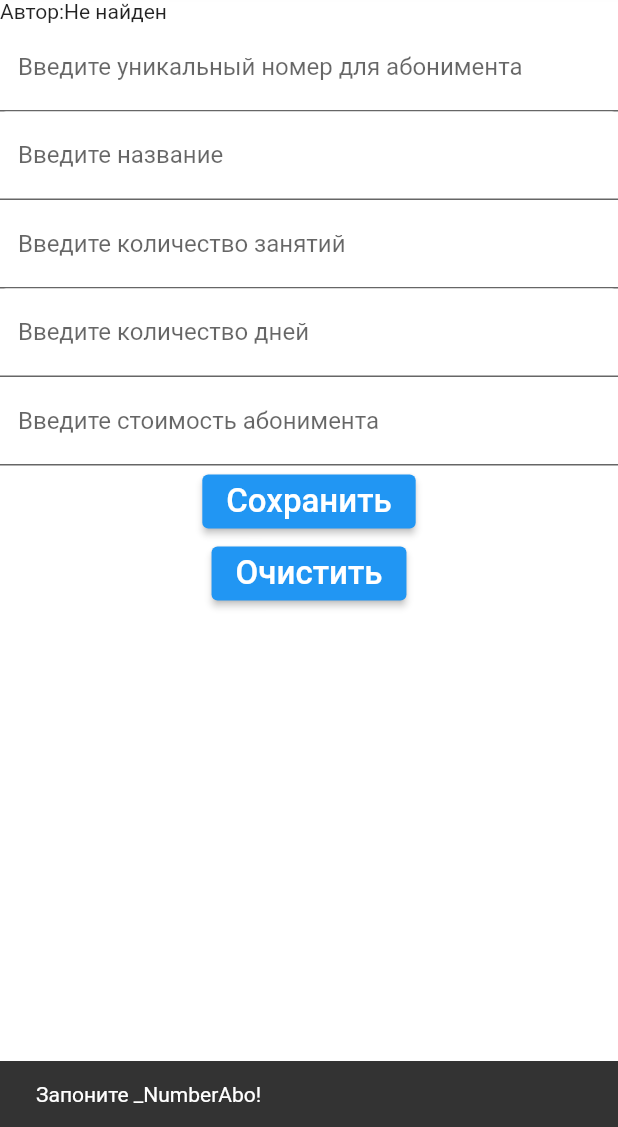
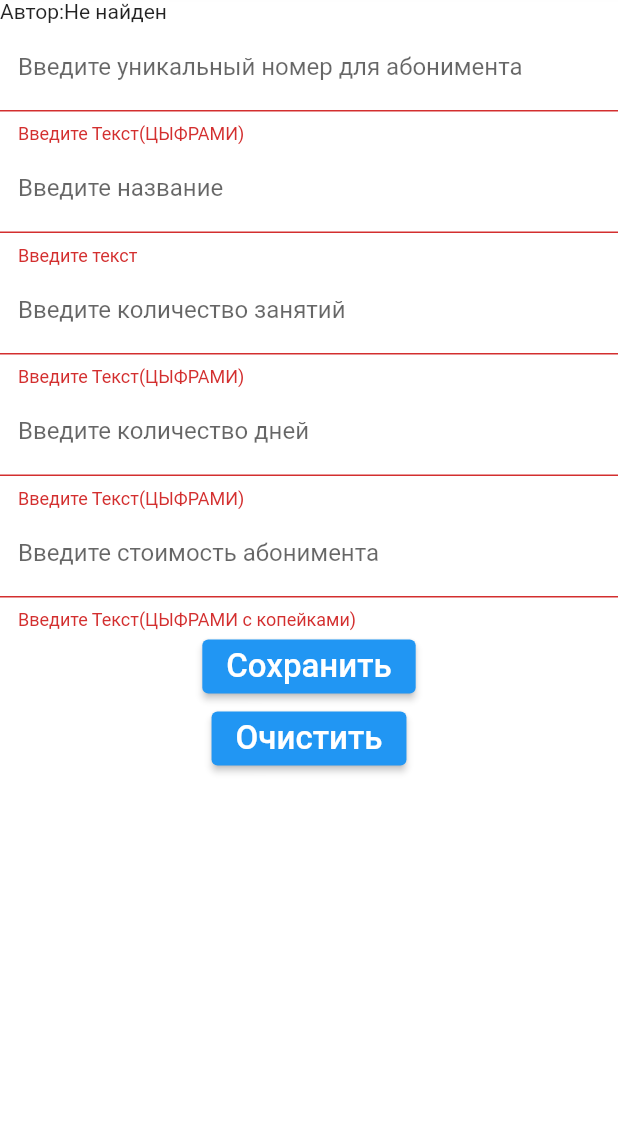
Before and after one commit to AntonKarpovM/pole_dance_club, a Flutter app: the screen it shows after launch, after a tap on "Сохранить", on a phone screen of 412 x 824 dp, the part 109-1236 px from its top. Run offline on Flutter 3.47's test engine with Material 2 defaults, Android fonts, the phone set to English and light mode, and no system bars; our stand-ins replace csv, hive, hive_flutter, image_picker; accounts and stored records are empty.

Commit message:
на данный момент закончена первая форма в приложении а именно в Aboniment_creator.dart в следуещем этапе будет доделыватся отправка данных в БД HIVE.

```diff
--- a/lib/page/aboniment/Aboniment_creator.dart
+++ b/lib/page/aboniment/Aboniment_creator.dart
@@ -291,12 +291,44 @@ class Aboniment_Creator extends StatefulWidget {
   State<Aboniment_Creator> createState() => _Aboniment_CreatorState();
 }
 
-class _Aboniment_CreatorState extends State<Aboniment_Creator> {
-  //переменная для логов
-  logmonolog logm = logmonolog("Aboniment");
 
 
 
+class _Aboniment_CreatorState extends State<Aboniment_Creator> {
+
+  @override
+  Widget build(BuildContext context) {
+
+
+    //контроллер текстовых полей на данный момент он один только для кнопки очискти
+    return Scaffold(
+        backgroundColor: Colors.white,
+        drawer: MenuDrawer(),
+        body: SingleChildScrollView(
+          child: FormAboniment(),
+        ),
+        appBar: AppBar(
+          title: Text('CLUB POLE DANCE'),
+          centerTitle: true,
+        ));
+  }
+}
+
+
+class FormAboniment extends StatefulWidget {
+  const FormAboniment({Key? key}) : super(key: key);
+
+  @override
+  FormAbonimentState createState() {
+    return FormAbonimentState();
+  }
+}
+
+//данный класс содержит собой форму
+class FormAbonimentState extends State<FormAboniment>{
+
+  //переменная для логов
+  logmonolog logm = logmonolog("Aboniment");
 
   //переменная для бд
   Data_Base Data_Base_work = Data_Base();
@@ -308,7 +340,12 @@ class _Aboniment_CreatorState extends State<Aboniment_Creator> {
   int? _KolVoDay;
   double? _Price;
   HiveList<User>? _Author;
+  //данная переменная нужна для определения пользователя который на данный момент использует приложение мы получаем пользователя(USER) в которого входид элементы
   User UserNowPage = User("Не найден", "Не найден", DateTime.now(), "Не найден");
+  //
+
+
+
 
   // вспомогательные переменные
   //  File? image;
@@ -344,11 +381,9 @@ class _Aboniment_CreatorState extends State<Aboniment_Creator> {
     // Тело функции
     CounterEmptyData = CounterEmptyData + CheckInputDataForEmpty("_NumberAbo",_NumberAbo);
     CounterEmptyData = CounterEmptyData + CheckInputDataForEmpty("_NameAbo",_NameAbo);
-                CounterEmptyData = CounterEmptyData + CheckInputDataForEmpty("_DateCreate",_DateCreate);
     CounterEmptyData = CounterEmptyData + CheckInputDataForEmpty("_KolVoZan",_KolVoZan);
     CounterEmptyData = CounterEmptyData + CheckInputDataForEmpty("_KolVoDay",_KolVoDay);
     CounterEmptyData = CounterEmptyData + CheckInputDataForEmpty("_Price",_Price);
-                CounterEmptyData = CounterEmptyData + CheckInputDataForEmpty("_Author",_Author);
     if(CounterEmptyData != 0){
       logm.Message(NameFunc,DescriptionFunc,"нажата кнопка сохранить","Одно из полей не введено количество пустых поле:[$CounterEmptyData]");
       return false;
@@ -433,12 +468,12 @@ class _Aboniment_CreatorState extends State<Aboniment_Creator> {
   //2)Начало (процедуры страницы)
 
   //2)Конец (процедуры страницы)
+
+  final _formKey = GlobalKey<FormState>();
   @override
   Widget build(BuildContext context) {
-    return Scaffold(
-        backgroundColor: Colors.white,
-        drawer: MenuDrawer(),
-        body: SingleChildScrollView(
+      return new Form(
+        key: _formKey,
         child: Column(children: [
 
       Row(children: [
@@ -450,24 +485,47 @@ class _Aboniment_CreatorState extends State<Aboniment_Creator> {
         ],),
     ],),
 
-            TextField(decoration: InputDecoration(
+    TextFormField(
+    //данная часть кода отвечает за декорации
+    decoration: InputDecoration(
     labelText: 'Введите уникальный номер для абонимента',
     filled: true,
     fillColor: Colors.white,
     ),
+
     textInputAction: TextInputAction.done,
     keyboardType: TextInputType.numberWithOptions(decimal: true),
+    validator: (value) {
+if(value == null|| value.isEmpty || value == int) {
+  return "Введите Текст(ЦЫФРАМИ)";
+}
+_NumberAbo = int.tryParse(value);
+return null;
+},
     // onChanged: _ChangeNumberAbo
     ),
-            TextField(decoration: InputDecoration(
+    TextFormField(
+    decoration: InputDecoration(
     labelText: 'Введите название',
     filled: true,
     fillColor: Colors.white,
     ),
     //   onChanged: _ChangeNameAbo
+      onSaved: (value) {
+        _NumberAbo = int.tryParse(value!);
+      },
+      validator: (value) {
+        if(value == null|| value.isEmpty) {
+          return "Введите текст";
+        }
+        _NameAbo = value;
+
+        return null;
+      },
     ),
 
-            TextField(decoration: InputDecoration(
+    TextFormField(
+    decoration: InputDecoration(
     labelText: 'Введите количество занятий',
     filled: true,
     fillColor: Colors.white,
@@ -476,9 +534,17 @@ class _Aboniment_CreatorState extends State<Aboniment_Creator> {
     textInputAction: TextInputAction.done,
     keyboardType: TextInputType.numberWithOptions(decimal: true),
     //  onChanged: _ChangeKolVoZan
+      validator: (value) {
+        if(value == null|| value.isEmpty) {
+          return "Введите Текст(ЦЫФРАМИ)";
+        }
+        _KolVoZan = int.parse(value);
+        return null;
+      },
     ),
 
-            TextField(decoration: InputDecoration(
+          TextFormField(
+    decoration: InputDecoration(
     labelText: 'Введите количество дней',
     filled: true,
     fillColor: Colors.white,
@@ -487,9 +553,19 @@ class _Aboniment_CreatorState extends State<Aboniment_Creator> {
     textInputAction: TextInputAction.done,
     keyboardType: TextInputType.numberWithOptions(decimal: true),
     //         onChanged: _ChangeKolVoDay
+
+
+      validator: (value) {
+        if(value == null|| value.isEmpty || value == int) {
+          return "Введите Текст(ЦЫФРАМИ)";
+        }
+        _KolVoDay = int.parse(value);
+        return null;
+      },
     ),
 
-            TextField(decoration: InputDecoration(
+          TextFormField(
+    decoration: InputDecoration(
     labelText: 'Введите стоимость абонимента',
     filled: true,
     fillColor: Colors.white,
@@ -500,19 +576,40 @@ class _Aboniment_CreatorState extends State<Aboniment_Creator> {
     textInputAction: TextInputAction.done,
     keyboardType: TextInputType.numberWithOptions(decimal: true),
     //      onChanged: _ChangePrice
+      validator: (value) {
+        if(value == null|| value.isEmpty || value == int) {
+          return "Введите Текст(ЦЫФРАМИ с копейками)";
+        }
+        _Price = double.tryParse(value);
+        return null;
+      },
+
     ),
 
     ElevatedButton(onPressed: () {
-              CheckInputDataForFields();
+   // CheckInputDataForFields();
     //     CreateAboniment();
+
+      String NameFunc= "ElevatedButton(Сохранить)";
+      String DescriptionFunc= "Функция $NameFunc занимаеться тем что: обрабатывает кнопку (Сохранить)";
+      logm.Message(NameFunc,DescriptionFunc,"нажатие кнопки (сохранить)","данная функция запущена");
+      if(_formKey.currentState!.validate()){
+        logm.Message(NameFunc,DescriptionFunc,"нажатие кнопки (сохранить)","валидация пройдена полученны следующие данные[$_Price,$_KolVoDay,$_KolVoZan,$_NameAbo,$_NumberAbo ]");
+
+      }
+
     }, child: Text("Сохранить", style: TextStyle(fontSize: 22),)),
-            ElevatedButton(onPressed: () {},
+
+
+    ElevatedButton(onPressed: () {
+
+
+    },
     child: Text("Очистить", style: TextStyle(fontSize: 22),)),
     ],),
-        ),
-        appBar: AppBar(
-          title: Text('CLUB POLE DANCE'),
-          centerTitle: true,
-        ));
+      );
+    // TODO: implement build
+    //throw UnimplementedError();
   }
+
 }
```
Lines whose indentation alone changed are shown as unchanged.
